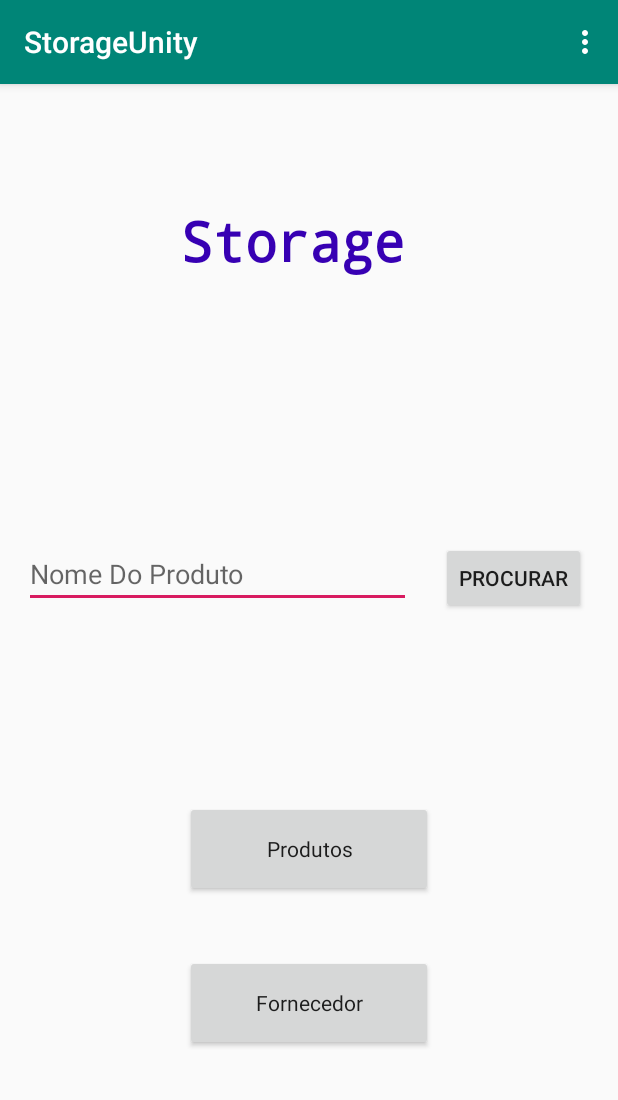
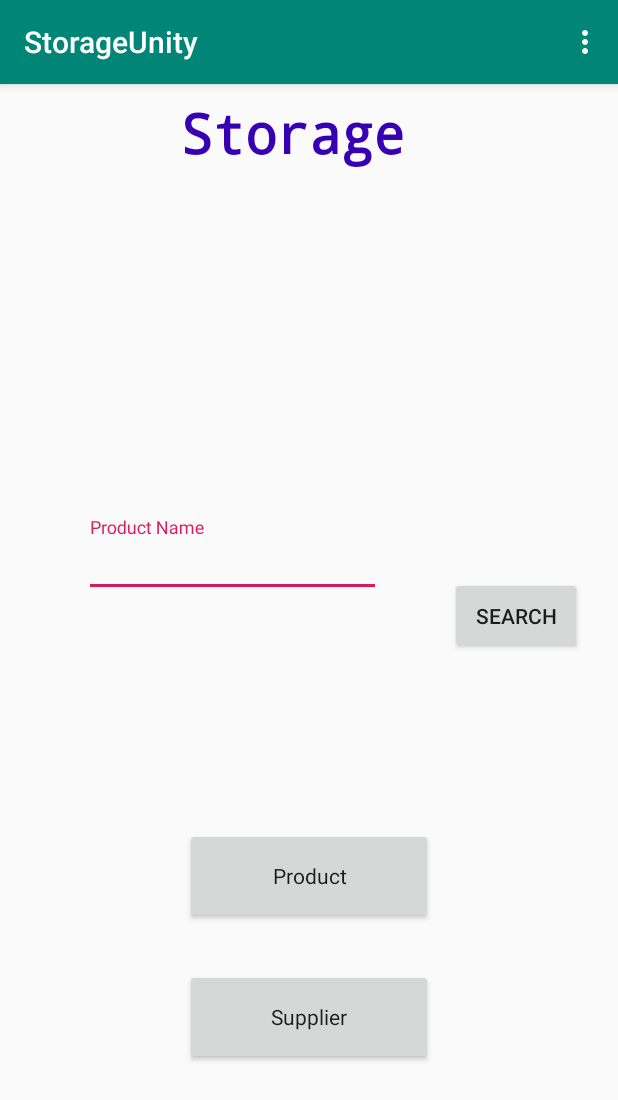
Before and after one commit to astorm123/StorageProject, an Android app: the screen it shows after launch (MainActivity), on a phone screen of 412 x 824 dp. Shown: the top 1100 px of the screen. Run offline under Robolectric (Android 15) with nearby library versions, the phone set to English and light mode, and no system bars.

Commit message:
New Strings ( main language english)

```diff
--- a/app/src/main/res/layout/activity_create_new_prod.xml
+++ b/app/src/main/res/layout/activity_create_new_prod.xml
@@ -81,7 +81,8 @@
             android:id="@+id/Sector"
             android:layout_width="match_parent"
             android:layout_height="wrap_content"
-            android:hint="@string/sector" />
+            android:hint="@string/sector"
+            android:inputType="number" />
 
     </com.google.android.material.textfield.TextInputLayout>
 
--- a/app/src/main/res/layout/content_main.xml
+++ b/app/src/main/res/layout/content_main.xml
@@ -15,28 +15,24 @@
         android:layout_marginStart="8dp"
         android:layout_marginTop="8dp"
         android:layout_marginEnd="8dp"
-        android:layout_marginBottom="8dp"
         android:fontFamily="monospace"
         android:text="@string/storage"
         android:textAlignment="center"
         android:textColor="@color/design_default_color_primary_dark"
         android:textSize="36sp"
         android:textStyle="bold"
-        app:layout_constraintBottom_toTopOf="@+id/editText"
         app:layout_constraintEnd_toEndOf="parent"
         app:layout_constraintHorizontal_bias="0.444"
         app:layout_constraintLeft_toLeftOf="parent"
         app:layout_constraintRight_toRightOf="parent"
         app:layout_constraintStart_toStartOf="parent"
-        app:layout_constraintTop_toTopOf="parent"
-        app:layout_constraintVertical_bias="0.342" />
+        app:layout_constraintTop_toTopOf="parent" />
 
     <Button
         android:id="@+id/Lista"
         android:layout_width="165dp"
         android:layout_height="64dp"
         android:layout_marginStart="8dp"
-        android:layout_marginTop="8dp"
         android:layout_marginEnd="8dp"
         android:layout_marginBottom="208dp"
         android:text="@string/produtos"
@@ -44,38 +40,21 @@
         android:textSize="14sp"
         app:layout_constraintBottom_toBottomOf="parent"
         app:layout_constraintEnd_toEndOf="parent"
-        app:layout_constraintStart_toStartOf="parent"
-        app:layout_constraintTop_toBottomOf="@+id/editText"
-        app:layout_constraintVertical_bias="0.869" />
-
-    <EditText
-        android:id="@+id/editText"
-        android:layout_width="258dp"
-        android:layout_height="44dp"
-        android:layout_marginStart="16dp"
-        android:ems="10"
-        android:hint="Nome Do Produto"
-        android:inputType="textPersonName"
-        app:layout_constraintBaseline_toBaselineOf="@+id/button__Lista"
-        app:layout_constraintStart_toStartOf="parent"
-        android:importantForAutofill="no" />
+        app:layout_constraintStart_toStartOf="parent" />
 
     <Button
         android:id="@+id/button__Lista"
         android:layout_width="wrap_content"
-        android:layout_height="wrap_content"
-        android:layout_marginStart="8dp"
+        android:layout_height="51dp"
         android:layout_marginTop="8dp"
-        android:layout_marginEnd="8dp"
-        android:layout_marginBottom="80dp"
+        android:layout_marginEnd="24dp"
+        android:layout_marginBottom="116dp"
+        android:onClick="toast1"
         android:text="@string/procurar"
         app:layout_constraintBottom_toTopOf="@+id/Lista"
         app:layout_constraintEnd_toEndOf="parent"
-        app:layout_constraintHorizontal_bias="0.484"
-        app:layout_constraintStart_toEndOf="@+id/editText"
         app:layout_constraintTop_toTopOf="parent"
-        app:layout_constraintVertical_bias="0.87"
-        android:onClick="toast1"/>
+        app:layout_constraintVertical_bias="1.0" />
 
     <Button
         android:id="@+id/button"
@@ -93,4 +72,25 @@
         app:layout_constraintStart_toStartOf="parent"
         app:layout_constraintTop_toBottomOf="@+id/Lista" />
 
+    <com.google.android.material.textfield.TextInputLayout
+        android:id="@+id/textInputLayout"
+        android:layout_width="198dp"
+        android:layout_height="53dp"
+        android:layout_marginStart="8dp"
+        android:layout_marginTop="8dp"
+        android:layout_marginEnd="8dp"
+        android:layout_marginBottom="8dp"
+        app:layout_constraintBottom_toTopOf="@+id/Lista"
+        app:layout_constraintEnd_toStartOf="@+id/button__Lista"
+        app:layout_constraintHorizontal_bias="0.555"
+        app:layout_constraintStart_toStartOf="parent"
+        app:layout_constraintTop_toBottomOf="@+id/StorageTitle"
+        app:layout_constraintVertical_bias="0.572">
+
+        <com.google.android.material.textfield.TextInputEditText
+            android:layout_width="match_parent"
+            android:layout_height="wrap_content"
+            android:hint="@string/product_name" />
+    </com.google.android.material.textfield.TextInputLayout>
+
 </androidx.constraintlayout.widget.ConstraintLayout>
--- a/app/src/main/res/values/strings.xml
+++ b/app/src/main/res/values/strings.xml
@@ -1,20 +1,24 @@
 <resources>
     <string name="app_name">StorageUnity</string>
+    <string name="ver_lista">Check List</string>
+    <string name="fornecedor">Supplier</string>
+    <string name="produtos">Product</string>
+    <string name="procurar">Search</string>
+    <string name="adicionar_novos_produtos">add new products</string>
+    <string name="Error_Message">invalid field</string>
+    <string name="guardar">Save</string>
+    <string name="cancelar">Cancel</string>
+    <string name="categoria">category</string>
+    <string name="storage">Storage</string>
+    <string name="item">item</string>
     <string name="action_settings">Settings</string>
-    <string name="item">Item</string>
-    <string name="storage">Storage</string>
-    <string name="ver_lista">Ver Lista</string>
     <string name="button">Button</string>
-    <string name="produtos">Produtos</string>
-    <string name="procurar">Procurar</string>
-    <string name="adicionar_novos_produtos">Adicionar novos produtos</string>
-    <string name="Error_Message">Campo invalido</string>
-    <string name="guardar">Guardar</string>
-    <string name="cancelar">Cancelar</string>
-    <string name="categoria">Categoria</string>
-    <string name="nome_de_produto">Nome de Produto</string>
-    <string name="fornecedor">Fornecedor</string>
+    <string name="CreatNewProduct">New Product Created</string>
+    <string name="nome_de_produto">Product Name</string>
     <string name="sector">Sector</string>
+    <string name="id">ID</string>
+    <string name="product_name">Product Name</string>
+    <string name="nome_do_produto">Product Name</string>
 
 
 </resources>
```
Also changed, not shown: app/src/main/java/pt/ipg/storageunity/CreateNewProd.java (+4 -3 lines), 2 other files.
